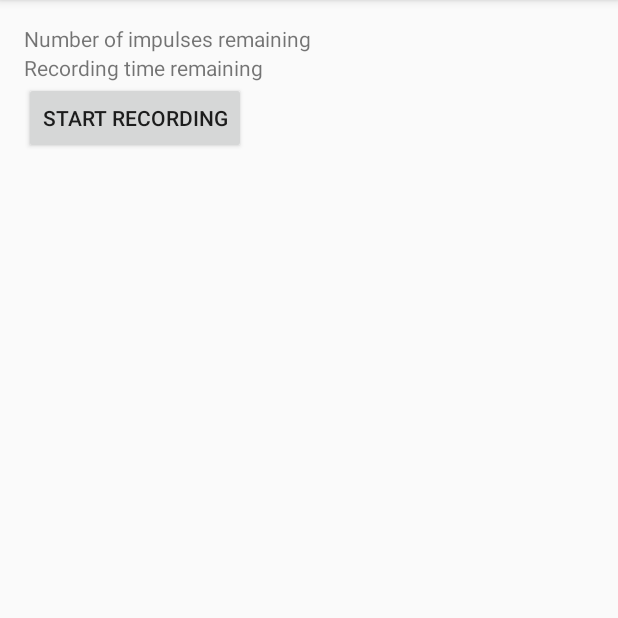
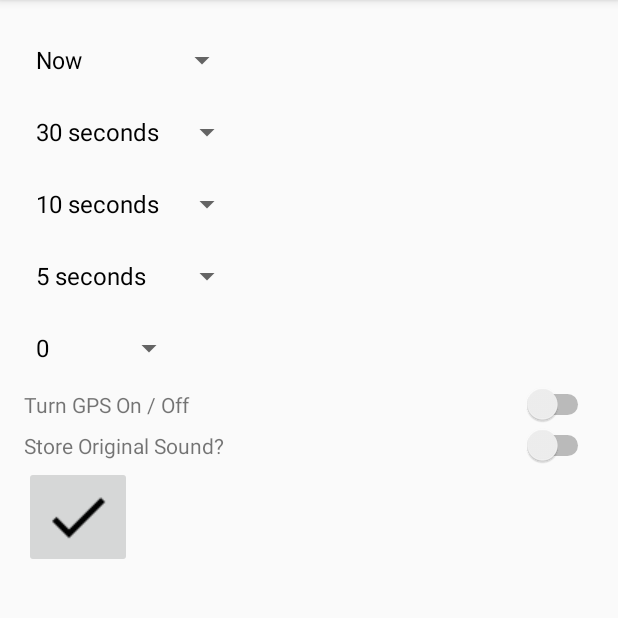
Before and after one commit to University-Of-Calgary/Hum_Application_Weekn_Application, an Android app: the screen it shows after launch (RecordingActivity before the commit, ParametricActivity after it), on a phone screen of 412 x 824 dp, the part 84-702 px from its top. Run offline under Robolectric (Android 15) with nearby library versions, the phone set to English and light mode, and no system bars.

Commit message:
Added additional information about inputs

```diff
--- a/app/src/main/AndroidManifest.xml
+++ b/app/src/main/AndroidManifest.xml
@@ -5,6 +5,7 @@
     <uses-permission android:name="android.permission.WRITE_EXTERNAL_STORAGE" />
     <uses-permission android:name="android.permission.READ_EXTERNAL_STORAGE" />
     <uses-permission android:name="android.permission.WAKE_LOCK" />
+    <uses-permission android:name="android.permission.RECORD_AUDIO" />
 
     <application
         android:allowBackup="true"
@@ -12,14 +13,15 @@
         android:label="@string/app_name"
         android:supportsRtl="true"
         android:theme="@style/AppTheme" >
-        <activity android:name=".RecordingActivity" >
+        <activity android:name=".ParametricActivity" >
             <intent-filter>
                 <action android:name="android.intent.action.MAIN" />
 
                 <category android:name="android.intent.category.LAUNCHER" />
             </intent-filter>
         </activity>
+        <activity android:name=".RecordingActivity" >
+        </activity>
     </application>
 
-    <uses-permission android:name="android.permission.RECORD_AUDIO" />
 </manifest>
--- a/app/src/main/java/stackquestions/mitacsinternship/ParametricActivity.java
+++ b/app/src/main/java/stackquestions/mitacsinternship/ParametricActivity.java
@@ -2,12 +2,43 @@ package stackquestions.mitacsinternship;
 
 import android.support.v7.app.AppCompatActivity;
 import android.os.Bundle;
+import android.widget.ArrayAdapter;
+import android.widget.Spinner;
+import android.widget.Switch;
 
 public class ParametricActivity extends AppCompatActivity {
+
+    Spinner startTime, endTime, howOften, duration, noiseSmoothing, noiseThreshold;
+    Switch gps, storeOriginal;
+    String[] startTimeValues = {"Now", "1 minute", "2 minutes", "5 minutes", "10 minutes", "30 minutes", "1 hour"};
+    String[] endTimeValues = {"30 seconds", "1 minute", "2 minutes", "5 minutes", "10 minutes", "30 minutes", "1 hour"};
+    String[] howOftenValues = {"10 seconds", "1 minute", "5 minutes", "10 minutes"};
+    String[] durationValues = {"5 seconds", "10 seconds", "30 seconds", "1 minute", "2 minutes",
+            "5 minutes", "10 minutes"};
+    String[] noiseThresholdValues = {"0", "500", "1000", "2000", "5000", "10000"};
 
     @Override
     protected void onCreate(Bundle savedInstanceState) {
         super.onCreate(savedInstanceState);
         setContentView(R.layout.activity_parametric);
+
+        startTime = (Spinner) findViewById(R.id.parametric_spinner_start);
+        endTime = (Spinner) findViewById(R.id.parametric_spinner_end);
+        howOften = (Spinner) findViewById(R.id.parametric_spinner_howoften);
+        duration = (Spinner) findViewById(R.id.parametric_spinner_duration);
+        noiseThreshold = (Spinner) findViewById(R.id.parametric_spinner_threshold);
+        gps = (Switch) findViewById(R.id.parametric_switch_gps);
+        storeOriginal = (Switch) findViewById(R.id.parametric_switch_storeoriginal);
+
+        startTime.setAdapter(new ArrayAdapter<String>(ParametricActivity.this,
+                android.R.layout.simple_spinner_dropdown_item, startTimeValues));
+        endTime.setAdapter(new ArrayAdapter<String>(ParametricActivity.this,
+                android.R.layout.simple_spinner_dropdown_item, endTimeValues));
+        howOften.setAdapter(new ArrayAdapter<String>(ParametricActivity.this,
+                android.R.layout.simple_spinner_dropdown_item, howOftenValues));
+        duration.setAdapter(new ArrayAdapter<String>(ParametricActivity.this,
+                android.R.layout.simple_spinner_dropdown_item, durationValues));
+        noiseThreshold.setAdapter(new ArrayAdapter<String>(ParametricActivity.this,
+                android.R.layout.simple_spinner_dropdown_item, noiseThresholdValues));
     }
 }
--- a/app/src/main/res/layout/activity_parametric.xml
+++ b/app/src/main/res/layout/activity_parametric.xml
@@ -1,10 +1,88 @@
 <?xml version="1.0" encoding="utf-8"?>
-<RelativeLayout xmlns:android="http://schemas.android.com/apk/res/android"
+<LinearLayout xmlns:android="http://schemas.android.com/apk/res/android"
     xmlns:tools="http://schemas.android.com/tools" android:layout_width="match_parent"
     android:layout_height="match_parent" android:paddingLeft="@dimen/activity_horizontal_margin"
     android:paddingRight="@dimen/activity_horizontal_margin"
     android:paddingTop="@dimen/activity_vertical_margin"
     android:paddingBottom="@dimen/activity_vertical_margin"
+    android:orientation="vertical"
     tools:context="stackquestions.mitacsinternship.ParametricActivity">
 
-</RelativeLayout>
+    <Spinner
+        android:id="@+id/parametric_spinner_start"
+        android:layout_width="wrap_content"
+        android:layout_height="wrap_content">
+    </Spinner>
+
+    <Spinner
+        android:id="@+id/parametric_spinner_end"
+        android:layout_width="wrap_content"
+        android:layout_height="wrap_content"></Spinner>
+
+    <Spinner
+        android:id="@+id/parametric_spinner_howoften"
+        android:layout_width="wrap_content"
+        android:layout_height="wrap_content"></Spinner>
+
+    <Spinner
+        android:id="@+id/parametric_spinner_duration"
+        android:layout_width="wrap_content"
+        android:layout_height="wrap_content"></Spinner>
+
+    <!--<Spinner
+        android:id="@+id/parametric_spinner_smoothing"
+        android:layout_width="wrap_content"
+        android:layout_height="wrap_content"></Spinner>-->
+
+    <Spinner
+        android:id="@+id/parametric_spinner_threshold"
+        android:layout_width="wrap_content"
+        android:layout_height="wrap_content"></Spinner>
+
+    <LinearLayout
+        android:layout_width="fill_parent"
+        android:layout_height="wrap_content"
+        android:orientation="horizontal"
+        android:weightSum="10">
+
+        <TextView
+            android:layout_width="fill_parent"
+            android:layout_height="wrap_content"
+            android:text="Turn GPS On / Off"
+            android:layout_weight="3"/>
+
+        <Switch
+            android:id="@+id/parametric_switch_gps"
+            android:layout_width="fill_parent"
+            android:layout_height="wrap_content"
+            android:layout_weight="7"/>
+
+    </LinearLayout>
+
+    <LinearLayout
+        android:layout_width="fill_parent"
+        android:layout_height="wrap_content"
+        android:orientation="horizontal"
+        android:weightSum="10">
+
+        <TextView
+            android:layout_width="fill_parent"
+            android:layout_height="wrap_content"
+            android:text="Store Original Sound?"
+            android:layout_weight="3"/>
+
+        <Switch
+            android:id="@+id/parametric_switch_storeoriginal"
+            android:layout_width="fill_parent"
+            android:layout_height="wrap_content"
+            android:layout_weight="7"/>
+
+    </LinearLayout>
+
+    <ImageButton
+        android:id="@+id/parametric_button_storedata"
+        android:layout_width="wrap_content"
+        android:layout_height="wrap_content"
+        android:src="@drawable/ic_done_black_24dp"/>
+
+</LinearLayout>
```
Also changed, not shown: app/src/main/res/drawable/ic_done_black_24dp.png (added).
